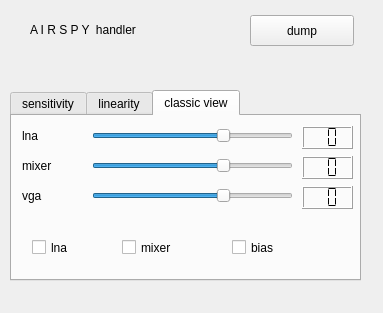
First picture: the form in dab-maxi/qt-devices/airspy-handler/airspy-widget.ui, repository JvanKatwijk/qt-dab, before the edit.
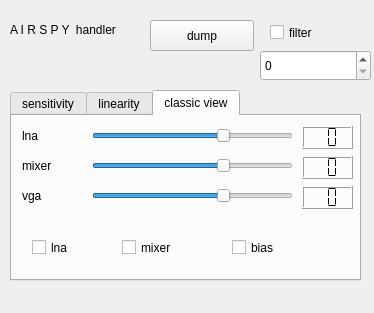
Second picture: the form after the edit.

Commit message: added filter to airspy

What changed in the file:
```diff
--- a/dab-maxi/qt-devices/airspy-handler/airspy-widget.ui
+++ b/dab-maxi/qt-devices/airspy-handler/airspy-widget.ui
@@ -6,7 +6,7 @@
    <rect>
     <x>0</x>
     <y>0</y>
-    <width>383</width>
+    <width>374</width>
     <height>313</height>
    </rect>
   </property>
@@ -489,9 +489,9 @@
   <widget class="QLabel" name="displaySerial">
    <property name="geometry">
     <rect>
-     <x>70</x>
+     <x>20</x>
      <y>60</y>
-     <width>241</width>
+     <width>231</width>
      <height>21</height>
     </rect>
    </property>
@@ -502,9 +502,9 @@
   <widget class="QLabel" name="label_4">
    <property name="geometry">
     <rect>
-     <x>30</x>
+     <x>10</x>
      <y>20</y>
-     <width>211</width>
+     <width>141</width>
      <height>20</height>
     </rect>
    </property>
@@ -515,8 +515,8 @@
   <widget class="QPushButton" name="dumpButton">
    <property name="geometry">
     <rect>
-     <x>250</x>
-     <y>15</y>
+     <x>150</x>
+     <y>20</y>
      <width>104</width>
      <height>31</height>
     </rect>
@@ -528,6 +528,29 @@
     <string>dump</string>
    </property>
   </widget>
+  <widget class="QSpinBox" name="filterDepth">
+   <property name="geometry">
+    <rect>
+     <x>260</x>
+     <y>50</y>
+     <width>111</width>
+     <height>31</height>
+    </rect>
+   </property>
+  </widget>
+  <widget class="QCheckBox" name="filterSelector">
+   <property name="geometry">
+    <rect>
+     <x>270</x>
+     <y>20</y>
+     <width>97</width>
+     <height>25</height>
+    </rect>
+   </property>
+   <property name="text">
+    <string>filter</string>
+   </property>
+  </widget>
  </widget>
  <resources/>
  <connections/>
```
The commit also changes 2 other files.
